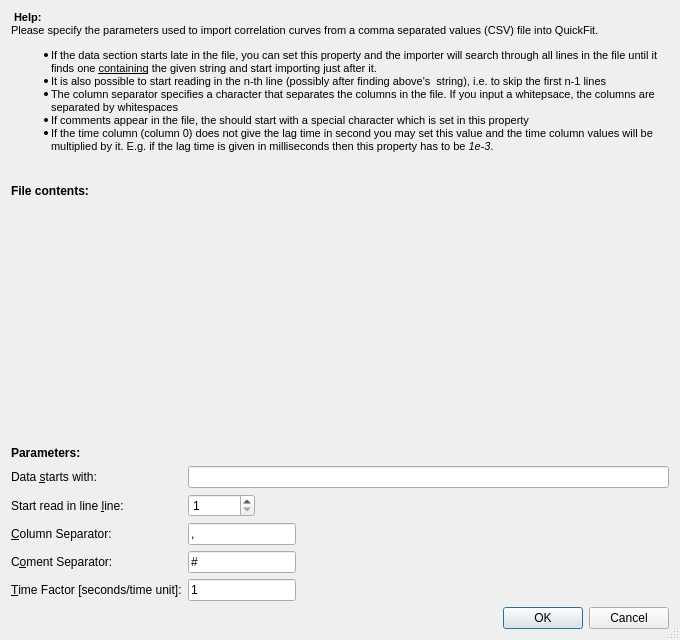
Above: plugins/fcs/dlg_csvparameters.ui from jkriege2/QuickFit3 before the change. Below: the same form after it.
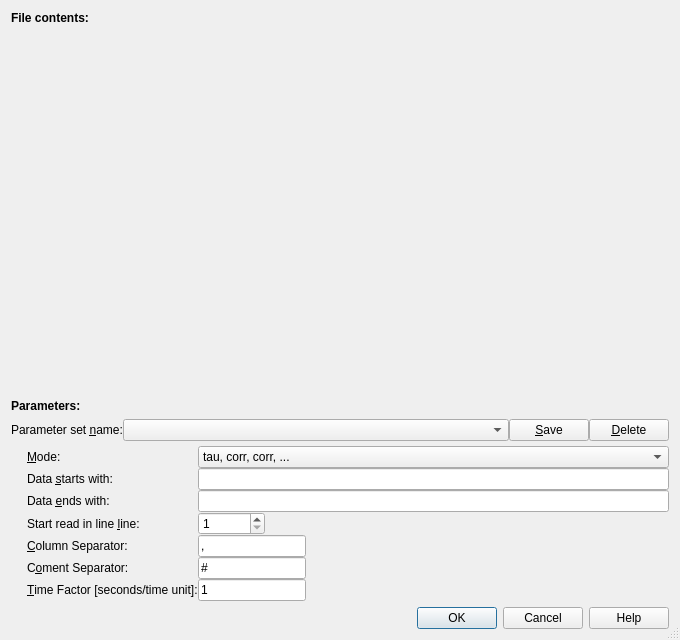
That is the form after the change. Icons and pictures are not drawn. Custom widgets are drawn as their Qt base class.

Commit message:
QuickFit3/fcs:   - improved CSV import (allows to specify start/end line string), possibility to save presets in CSV dialog   - fully supports loading of multiple files into one RDR (including menu item!)   - improved online help
QuickFit3:
  - if RDR files are editable, they may now be moved up/down and all the features of the new editable files list API are used for the UI ...

```diff
--- a/plugins/fcs/dlg_csvparameters.ui
+++ b/plugins/fcs/dlg_csvparameters.ui
@@ -26,28 +26,7 @@
   <property name="modal">
    <bool>true</bool>
   </property>
-  <layout class="QVBoxLayout" name="verticalLayout" stretch="0,0,1,0,0,0">
-   <item>
-    <widget class="QLabel" name="label_5">
-     <property name="text">
-      <string>&lt;!DOCTYPE HTML PUBLIC &quot;-//W3C//DTD HTML 4.0//EN&quot; &quot;http://www.w3.org/TR/REC-html40/strict.dtd&quot;&gt;
-&lt;html&gt;&lt;head&gt;&lt;meta name=&quot;qrichtext&quot; content=&quot;1&quot; /&gt;&lt;style type=&quot;text/css&quot;&gt;
-p, li { white-space: pre-wrap; }
-&lt;/style&gt;&lt;/head&gt;&lt;body style=&quot; font-family:'MS Shell Dlg 2'; font-size:8.25pt; font-weight:400; font-style:normal;&quot;&gt;
-&lt;p style=&quot; margin-top:0px; margin-bottom:0px; margin-left:0px; margin-right:0px; -qt-block-indent:0; text-indent:0px;&quot;&gt;&lt;img src=&quot;:/lib/help.png&quot; /&gt;&lt;span style=&quot; font-size:8pt; font-weight:600;&quot;&gt; Help:&lt;/span&gt;&lt;/p&gt;
-&lt;p style=&quot; margin-top:0px; margin-bottom:0px; margin-left:0px; margin-right:0px; -qt-block-indent:0; text-indent:0px;&quot;&gt;&lt;span style=&quot; font-size:8pt;&quot;&gt;Please specify the parameters used to import correlation curves from a comma separated values (CSV) file into QuickFit.&lt;/span&gt;&lt;/p&gt;
-&lt;ul style=&quot;margin-top: 0px; margin-bottom: 0px; margin-left: 0px; margin-right: 0px; -qt-list-indent: 1;&quot;&gt;&lt;li style=&quot; font-size:8pt;&quot; style=&quot; margin-top:12px; margin-bottom:0px; margin-left:0px; margin-right:0px; -qt-block-indent:0; text-indent:0px;&quot;&gt;If the data section starts late in the file, you can set this property and the importer will search through all lines in the file until it finds one &lt;span style=&quot; text-decoration: underline;&quot;&gt;containing&lt;/span&gt; the given string and start importing just after it.&lt;/li&gt;
-&lt;li style=&quot; font-size:8pt;&quot; style=&quot; margin-top:0px; margin-bottom:0px; margin-left:0px; margin-right:0px; -qt-block-indent:0; text-indent:0px;&quot;&gt;It is also possible to start reading in the n-th line (possibly after finding above's  string), i.e. to skip the first n-1 lines&lt;/li&gt;
-&lt;li style=&quot; font-size:8pt;&quot; style=&quot; margin-top:0px; margin-bottom:0px; margin-left:0px; margin-right:0px; -qt-block-indent:0; text-indent:0px;&quot;&gt;The column separator specifies a character that separates the columns in the file. If you input a whitepsace, the columns are separated by whitespaces&lt;/li&gt;
-&lt;li style=&quot; font-size:8pt;&quot; style=&quot; margin-top:0px; margin-bottom:0px; margin-left:0px; margin-right:0px; -qt-block-indent:0; text-indent:0px;&quot;&gt;If comments appear in the file, the should start with a special character which is set in this property&lt;/li&gt;
-&lt;li style=&quot; font-size:8pt;&quot; style=&quot; margin-top:0px; margin-bottom:12px; margin-left:0px; margin-right:0px; -qt-block-indent:0; text-indent:0px;&quot;&gt;If the time column (column 0) does not give the lag time in second you may set this value and the time column values will be multiplied by it. E.g. if the lag time is given in milliseconds then this property has to be &lt;span style=&quot; font-style:italic;&quot;&gt;1e-3&lt;/span&gt;.&lt;/li&gt;&lt;/ul&gt;
-&lt;p style=&quot;-qt-paragraph-type:empty; margin-top:0px; margin-bottom:0px; margin-left:0px; margin-right:0px; -qt-block-indent:0; text-indent:0px; font-size:8pt;&quot;&gt;&lt;/p&gt;&lt;/body&gt;&lt;/html&gt;</string>
-     </property>
-     <property name="wordWrap">
-      <bool>true</bool>
-     </property>
-    </widget>
-   </item>
+  <layout class="QVBoxLayout" name="verticalLayout" stretch="0,1,0,0,0">
    <item>
     <widget class="QLabel" name="label_7">
      <property name="font">
@@ -78,11 +57,74 @@
     </widget>
    </item>
    <item>
+    <layout class="QGridLayout" name="gridLayout">
+     <property name="spacing">
+      <number>0</number>
+     </property>
+     <item row="0" column="0">
+      <widget class="QLabel" name="label_11">
+       <property name="text">
+        <string>Parameter set &amp;name:</string>
+       </property>
+       <property name="buddy">
+        <cstring>cmbParamSetName</cstring>
+       </property>
+      </widget>
+     </item>
+     <item row="0" column="1">
+      <layout class="QHBoxLayout" name="horizontalLayout">
+       <item>
+        <widget class="QComboBox" name="cmbParamSetName">
+         <property name="sizePolicy">
+          <sizepolicy hsizetype="Expanding" vsizetype="Fixed">
+           <horstretch>0</horstretch>
+           <verstretch>0</verstretch>
+          </sizepolicy>
+         </property>
+        </widget>
+       </item>
+       <item>
+        <widget class="QPushButton" name="btnSave">
+         <property name="toolTip">
+          <string>save the current configuration under a new name in the list on the left, so it can be reloaded easily later.</string>
+         </property>
+         <property name="text">
+          <string>&amp;Save</string>
+         </property>
+         <property name="icon">
+          <iconset resource="../../lib/lib.qrc">
+           <normaloff>:/lib/file_add.png</normaloff>:/lib/file_add.png</iconset>
+         </property>
+        </widget>
+       </item>
+       <item>
+        <widget class="QPushButton" name="btnDelete">
+         <property name="toolTip">
+          <string>delete the currently selected configuration from the list on the left.</string>
+         </property>
+         <property name="text">
+          <string>&amp;Delete</string>
+         </property>
+         <property name="icon">
+          <iconset resource="../../lib/lib.qrc">
+           <normaloff>:/lib/file_delete.png</normaloff>:/lib/file_delete.png</iconset>
+         </property>
+        </widget>
+       </item>
+      </layout>
+     </item>
+     <item row="1" column="0" colspan="2">
     <layout class="QFormLayout" name="formLayout">
      <property name="fieldGrowthPolicy">
       <enum>QFormLayout::ExpandingFieldsGrow</enum>
      </property>
-     <item row="0" column="0">
+       <property name="leftMargin">
+        <number>16</number>
+       </property>
+       <property name="topMargin">
+        <number>5</number>
+       </property>
+       <item row="2" column="0">
       <widget class="QLabel" name="label_2">
        <property name="text">
         <string>Data &amp;starts with:</string>
@@ -92,14 +134,31 @@
        </property>
       </widget>
      </item>
-     <item row="0" column="1">
+       <item row="2" column="1">
       <widget class="QLineEdit" name="edtStartswith">
        <property name="text">
         <string/>
        </property>
       </widget>
      </item>
-     <item row="1" column="0">
+       <item row="3" column="0">
+        <widget class="QLabel" name="label_9">
+         <property name="text">
+          <string>Data &amp;ends with:</string>
+         </property>
+         <property name="buddy">
+          <cstring>edtEndsWith</cstring>
+         </property>
+        </widget>
+       </item>
+       <item row="3" column="1">
+        <widget class="QLineEdit" name="edtEndsWith">
+         <property name="text">
+          <string/>
+         </property>
+        </widget>
+       </item>
+       <item row="4" column="0">
       <widget class="QLabel" name="label_8">
        <property name="text">
         <string>Start read in line &amp;line:</string>
@@ -109,7 +168,7 @@
        </property>
       </widget>
      </item>
-     <item row="1" column="1">
+       <item row="4" column="1">
       <widget class="QSpinBox" name="spinStartInLine">
        <property name="minimum">
         <number>1</number>
@@ -119,7 +178,7 @@
        </property>
       </widget>
      </item>
-     <item row="2" column="0">
+       <item row="5" column="0">
       <widget class="QLabel" name="label">
        <property name="text">
         <string>&amp;Column Separator:</string>
@@ -129,7 +188,7 @@
        </property>
       </widget>
      </item>
-     <item row="2" column="1">
+       <item row="5" column="1">
       <widget class="QLineEdit" name="edtColumn">
        <property name="sizePolicy">
         <sizepolicy hsizetype="Fixed" vsizetype="Fixed">
@@ -145,7 +204,7 @@
        </property>
       </widget>
      </item>
-     <item row="3" column="0">
+       <item row="6" column="0">
       <widget class="QLabel" name="label_3">
        <property name="text">
         <string>C&amp;oment Separator:</string>
@@ -155,7 +214,7 @@
        </property>
       </widget>
      </item>
-     <item row="3" column="1">
+       <item row="6" column="1">
       <widget class="QLineEdit" name="edtComment">
        <property name="sizePolicy">
         <sizepolicy hsizetype="Fixed" vsizetype="Fixed">
@@ -171,7 +230,7 @@
        </property>
       </widget>
      </item>
-     <item row="4" column="0">
+       <item row="7" column="0">
       <widget class="QLabel" name="label_4">
        <property name="text">
         <string>&amp;Time Factor [seconds/time unit]:</string>
@@ -181,7 +240,7 @@
        </property>
       </widget>
      </item>
-     <item row="4" column="1">
+       <item row="7" column="1">
       <widget class="QLineEdit" name="edtTimefactor">
        <property name="sizePolicy">
         <sizepolicy hsizetype="Fixed" vsizetype="Fixed">
@@ -194,6 +253,38 @@
        </property>
       </widget>
      </item>
+       <item row="1" column="0">
+        <widget class="QLabel" name="label_10">
+         <property name="text">
+          <string>&amp;Mode:</string>
+         </property>
+         <property name="buddy">
+          <cstring>cmbMode</cstring>
+         </property>
+        </widget>
+       </item>
+       <item row="1" column="1">
+        <widget class="QComboBox" name="cmbMode">
+         <property name="sizePolicy">
+          <sizepolicy hsizetype="Expanding" vsizetype="Fixed">
+           <horstretch>0</horstretch>
+           <verstretch>0</verstretch>
+          </sizepolicy>
+         </property>
+         <item>
+          <property name="text">
+           <string>tau, corr, corr, ...</string>
+          </property>
+         </item>
+         <item>
+          <property name="text">
+           <string>tau, corr, err, corr, err, ...</string>
+          </property>
+         </item>
+        </widget>
+       </item>
+      </layout>
+     </item>
     </layout>
    </item>
    <item>
@@ -202,7 +293,7 @@
       <enum>Qt::Horizontal</enum>
      </property>
      <property name="standardButtons">
-      <set>QDialogButtonBox::Cancel|QDialogButtonBox::Ok</set>
+      <set>QDialogButtonBox::Cancel|QDialogButtonBox::Help|QDialogButtonBox::Ok</set>
      </property>
     </widget>
    </item>
```
Left out of the diff: 191 changed lines with no effect on the pictures. Lines whose indentation alone changed are shown as unchanged. The commit also changes 25 other files.
